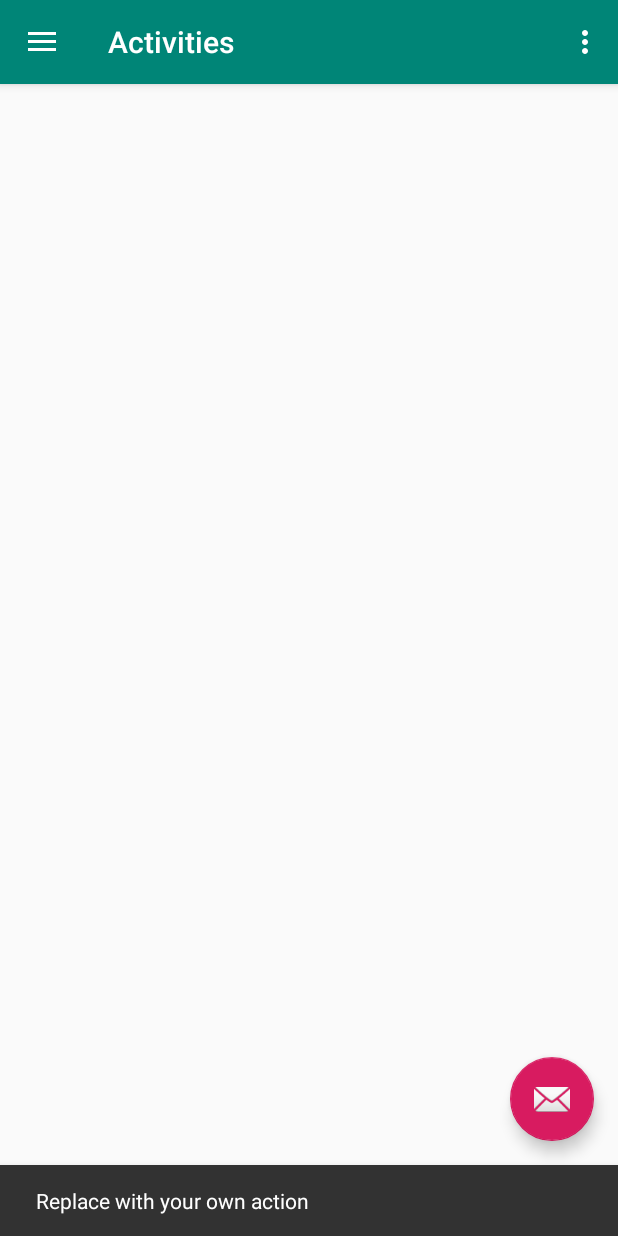
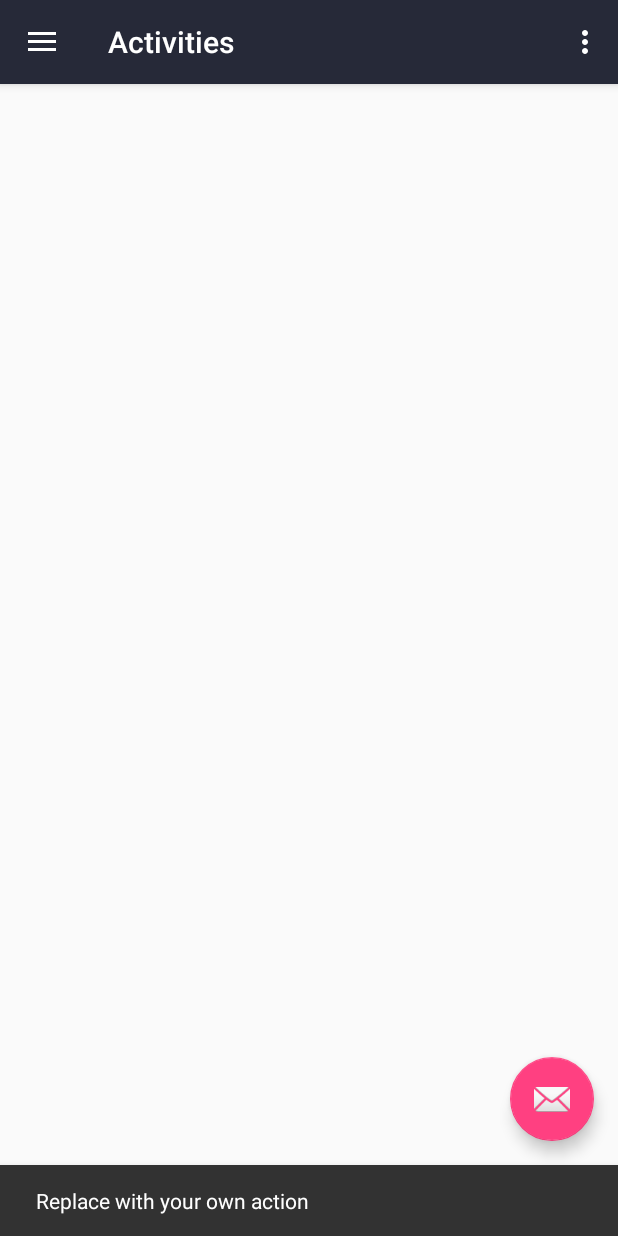
Before and after one commit to ECA-SNIST/ECA, an Android app: the screen it shows after launch once a user with an empty profile is signed in (Activities), after a tap on an icon or button, on a phone screen of 412 x 824 dp. Run offline under Robolectric (Android 15) with nearby library versions, the phone set to English and light mode, and no system bars; our stand-ins replace Firebase (no records; nobody signed in at launch, a user with empty details on screens opened directly).

Commit message:
initial commit

```diff
--- a/app/src/main/AndroidManifest.xml
+++ b/app/src/main/AndroidManifest.xml
@@ -9,7 +9,7 @@
         android:roundIcon="@mipmap/ic_launcher_round"
         android:supportsRtl="true"
         android:theme="@style/AppTheme">
-        <activity android:name=".Feedback"></activity>
+        <activity android:name=".Feedback" />
         <activity android:name=".Resource" />
         <activity android:name=".Achievements" />
         <activity android:name=".Gallery" />
--- a/app/src/main/java/com/google/eca/MainActivity.java
+++ b/app/src/main/java/com/google/eca/MainActivity.java
@@ -15,7 +15,7 @@ public class MainActivity extends AppCompatActivity {
 
     TextView e,c,a;
     ImageView logo;
-    //Animation animation;
+    Animation animation;
     Handler h;
 
 
@@ -29,19 +29,32 @@ public class MainActivity extends AppCompatActivity {
         a = findViewById(R.id.arena);
         logo = findViewById(R.id.splash_logo);
 
-//        animation = AnimationUtils.loadAnimation(MainActivity.this,R.anim.anima);
-//
         h = new Handler();
-//        h.postDelayed(r1,1000);
+
+        animation = AnimationUtils.loadAnimation(MainActivity.this,R.anim.anima);
+
+        e.setVisibility(View.VISIBLE);
+        e.startAnimation(animation);
+
+        c.setVisibility(View.VISIBLE);
+        c.startAnimation(animation);
+
+        a.setVisibility(View.VISIBLE);
+        a.startAnimation(animation);
+
+        logo.setVisibility(View.VISIBLE);
+        logo.startAnimation(animation);
 
         h.postDelayed(new Runnable() {
             @Override
             public void run() {
 
                 startActivity(new Intent(MainActivity.this,Login.class));
+                overridePendingTransition(R.anim.anima,R.anim.fade);
+                finish();
 
             }
-        },2000);
+        },3000);
 
     }
 }
--- a/app/src/main/res/anim/anima.xml
+++ b/app/src/main/res/anim/anima.xml
@@ -1,12 +1,20 @@
 <?xml version="1.0" encoding="utf-8"?>
 <set xmlns:android="http://schemas.android.com/apk/res/android">
 
-    <scale android:fromXScale="1.0"
-        android:fromYScale="1.0"
-        android:toXScale="1.5"
-        android:toYScale="1.5"
-        android:pivotX="50%"
-        android:pivotY="50%"
-        android:duration ="1000"/>
+
+    <alpha android:fromAlpha="0.0"
+        android:toAlpha="0.9"
+        android:interpolator="@android:anim/accelerate_interpolator"
+        android:duration="2000"/>
+
+
+
+    <!--<scale android:fromXScale="1.0"-->
+        <!--android:fromYScale="1.0"-->
+        <!--android:toXScale="1.5"-->
+        <!--android:toYScale="1.5"-->
+        <!--android:pivotX="50%"-->
+        <!--android:pivotY="50%"-->
+        <!--android:duration ="1000"/>-->
 
 </set>
--- /dev/null
+++ b/app/src/main/res/anim/fade.xml
@@ -0,0 +1,10 @@
+<?xml version="1.0" encoding="utf-8"?>
+<set xmlns:android="http://schemas.android.com/apk/res/android">
+
+    <alpha android:fromAlpha="0.9"
+        android:toAlpha="0.0"
+        android:interpolator="@android:anim/accelerate_interpolator"
+        android:fillAfter="true"
+        android:duration="1000"/>
+
+</set>
--- a/app/src/main/res/values/colors.xml
+++ b/app/src/main/res/values/colors.xml
@@ -1,6 +1,9 @@
 <?xml version="1.0" encoding="utf-8"?>
 <resources>
-    <color name="colorPrimary">#008577</color>
-    <color name="colorPrimaryDark">#00574B</color>
-    <color name="colorAccent">#D81B60</color>
+    <color name="colorPrimary">#262938</color>
+    <color name="colorPrimaryDark">#181A24</color>
+    <color name="colorAccent">#FF4081</color>
+    <color name="colorWhite">#FFFFFF</color>
+    <color name="WhiteTransparent">#CCCCCC</color>
+    <color name="transparent">#00000000</color>
 </resources>
```
Also changed, not shown: app/src/main/java/com/google/eca/SignUp.java (+51 -3 lines), app/src/main/java/com/google/eca/UserDetails.java (added, +63 -0 lines), app/src/main/res/anim/uptodown.xml (added, +8 -0 lines), app/src/main/res/layout/activity_main.xml (+7 -4 lines), app/src/main/res/layout/activity_sign_up.xml (+31 -4 lines), app/src/main/res/drawable-v24/resource.png (added), app/src/main/res/drawable-v24/session.png (added).
